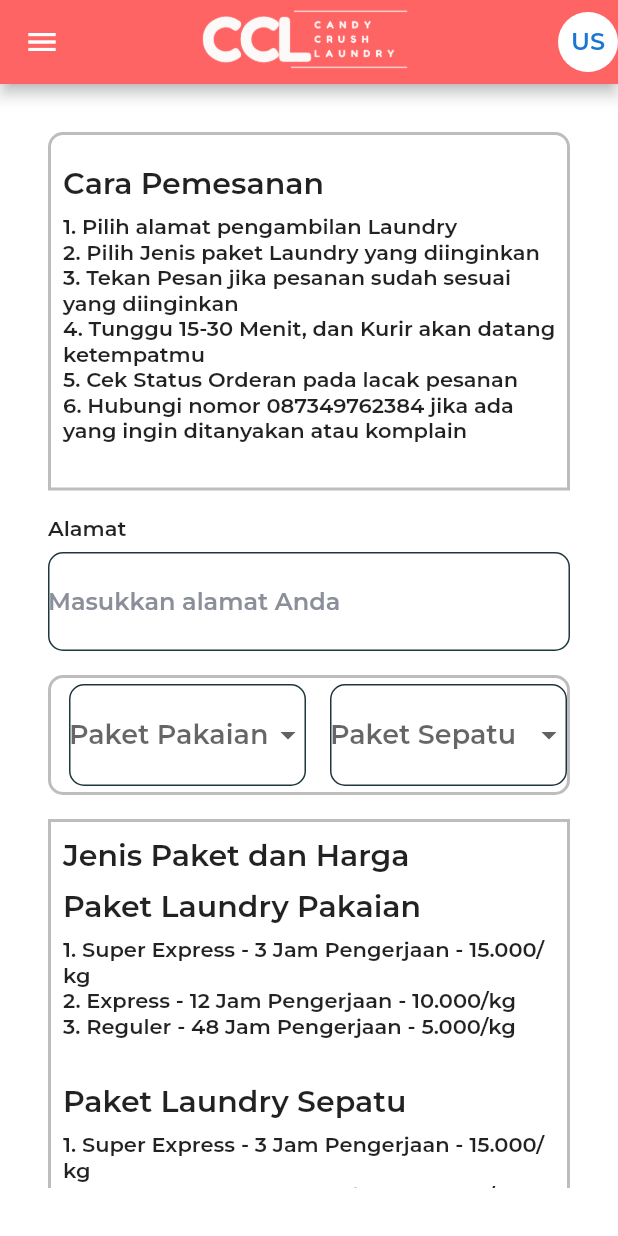
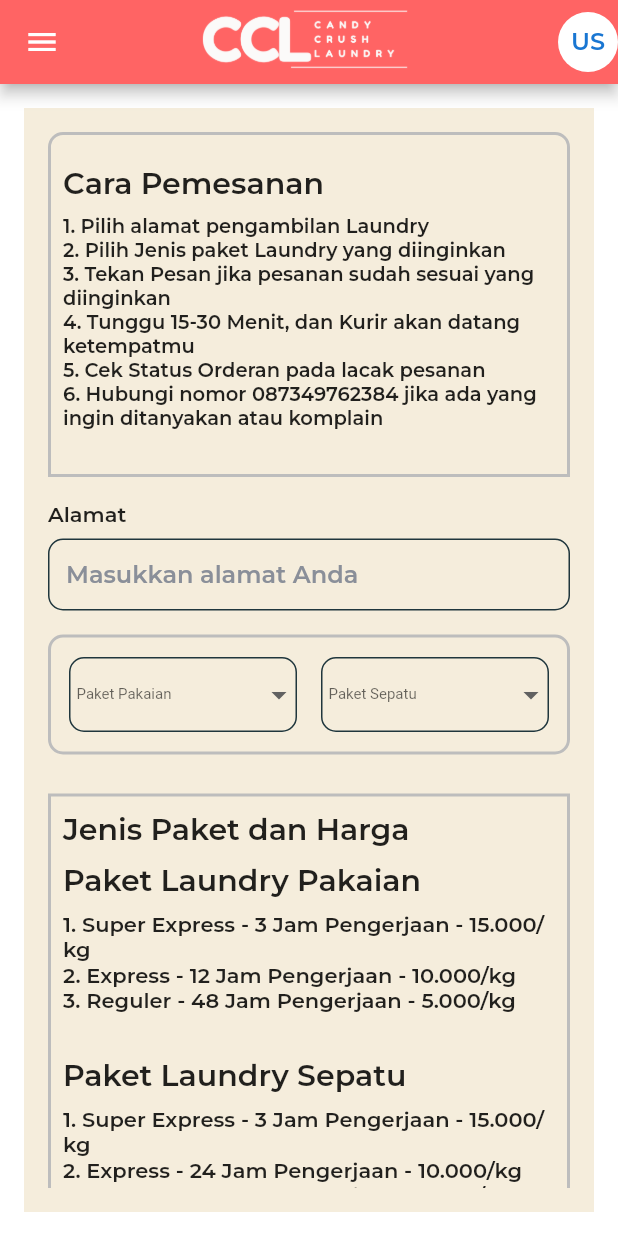
Before and after one commit to eliaangga/LaundryApp, a Flutter app: the CreateOrder screen opened directly with empty values, on a phone screen of 412 x 824 dp. Run offline on Flutter 3.47's test engine with Material 2 defaults, Android fonts, the phone set to English and light mode, and no system bars; our stand-ins replace flutter_svg; accounts and stored records are empty.

Commit message:
perbaikin frondendnya

```diff
--- a/lib/pages/user/CreateOrder.dart
+++ b/lib/pages/user/CreateOrder.dart
@@ -188,6 +188,7 @@ class _CreateOrderState extends State<CreateOrder> {
         ],
       ),
       body: Container(
+        color: Color(0xFFF5EDDC),
         margin: const EdgeInsets.all(16),
         padding: const EdgeInsets.all(16),
         child: SingleChildScrollView(
@@ -220,12 +221,24 @@ class _CreateOrderState extends State<CreateOrder> {
                             ),
                           ),
                           SizedBox(height: 8),
-                          Text("1. Pilih alamat pengambilan Laundry"),
-                          Text("2. Pilih Jenis paket Laundry yang diinginkan"),
-                          Text("3. Tekan Pesan jika pesanan sudah sesuai yang diinginkan"),
-                          Text("4. Tunggu 15-30 Menit, dan Kurir akan datang ketempatmu"),
-                          Text("5. Cek Status Orderan pada lacak pesanan"),
-                          Text("6. Hubungi nomor 087349762384 jika ada yang ingin ditanyakan atau komplain"),
+                          Text("1. Pilih alamat pengambilan Laundry",
+                          style: TextStyle(fontSize: 13),
+                          ),
+                          Text("2. Pilih Jenis paket Laundry yang diinginkan",
+                          style: TextStyle(fontSize: 13),
+                          ),
+                          Text("3. Tekan Pesan jika pesanan sudah sesuai yang diinginkan",
+                          style: TextStyle(fontSize: 13),
+                          ),
+                          Text("4. Tunggu 15-30 Menit, dan Kurir akan datang ketempatmu",
+                          style: TextStyle(fontSize: 13),
+                          ),
+                          Text("5. Cek Status Orderan pada lacak pesanan",
+                          style: TextStyle(fontSize: 13),
+                          ),
+                          Text("6. Hubungi nomor 087349762384 jika ada yang ingin ditanyakan atau komplain",
+                          style: TextStyle(fontSize: 13),
+                          ),
                           SizedBox(height: 30),
                         ],
                       ),
@@ -242,13 +255,16 @@ class _CreateOrderState extends State<CreateOrder> {
                       'Alamat',
                       style: TextStyle(
                         fontWeight: FontWeight.bold,
+                        fontSize: 14,
                       ),
                     ),
                     SizedBox(height: 8),
                     TextFormField(
+                      style: TextStyle(color: Colors.red),
                       decoration: InputDecoration(
                         hintText: 'Masukkan alamat Anda',
                         border: OutlineInputBorder(),
+                        contentPadding: EdgeInsets.symmetric(vertical: 12.0, horizontal: 12.0), // Menyesuaikan padding konten
                       ),
                     ),
                     SizedBox(height: 16),
@@ -266,9 +282,13 @@ class _CreateOrderState extends State<CreateOrder> {
                           const SizedBox(width: 12),
                           Expanded(
                             child: DropdownButtonFormField<String>(
+                              style: TextStyle(fontSize: 10),
                               decoration: const InputDecoration(
                                 hintText: 'Paket Pakaian',
+                                hintStyle: TextStyle(fontSize: 15),
                                 border: InputBorder.none,
+                                contentPadding: EdgeInsets.symmetric(vertical: 13.0, horizontal: 5.0),
+                                isDense: true,
                               ),
                               items: <String>[
                                 'None',
@@ -280,7 +300,8 @@ class _CreateOrderState extends State<CreateOrder> {
                                   value: value,
                                   child: Text(
                                     value,
-                                    style: TextStyle(color: Color(0xFFFF6464)),
+                                    style: TextStyle(color: Color(0xFFFF6464),
+                                    fontSize: 15),
                                   ),
                                 );
                               }).toList(),
@@ -294,9 +315,13 @@ class _CreateOrderState extends State<CreateOrder> {
                           const SizedBox(width: 16),
                           Expanded(
                             child: DropdownButtonFormField<String>(
+                              style: TextStyle(fontSize: 10),
                               decoration: const InputDecoration(
                                 hintText: 'Paket Sepatu',
+                                hintStyle: TextStyle(fontSize: 15),
                                 border: InputBorder.none,
+                                contentPadding: EdgeInsets.symmetric(vertical: 13.0, horizontal: 5.0),
+                                isDense: true,
                               ),
                               items: <String>[
                                 'None',
@@ -308,7 +333,9 @@ class _CreateOrderState extends State<CreateOrder> {
                                   value: value,
                                   child: Text(
                                     value,
-                                    style: TextStyle(color: Color(0xFFFF6464)),
+                                    style: TextStyle(color: Color(0xFFFF6464),
+                                    fontSize: 15,
+                                    ),
                                   ),
                                 );
                               }).toList(),
@@ -319,12 +346,14 @@ class _CreateOrderState extends State<CreateOrder> {
                               },
                             ),
                           ),
+                          const SizedBox(width: 12),
                         ],
                       ),
                     ),
                   ],
                 ),
               ),
+              SizedBox(height: 10),
               Container(
                 decoration: BoxDecoration(
                   borderRadius: const BorderRadius.only(
```
Also changed, not shown: pubspec.lock, 3 other files.
